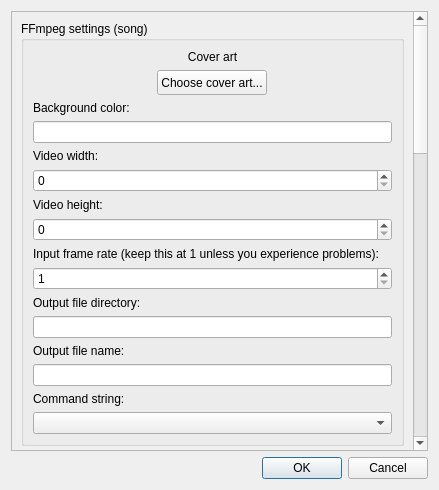
First picture: the form in ui/songsettingswindow.ui, repository 7x11x13/songs-to-youtube, before the edit.
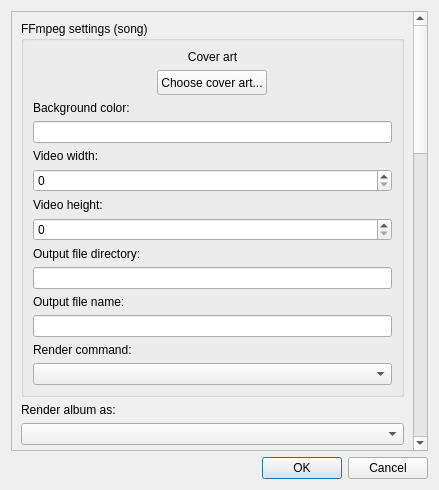
Second picture: the form after the edit. Custom widgets are drawn as their Qt base class.

Commit message: Drastic performance increase and new system for render commands

```diff
--- a/ui/songsettingswindow.ui
+++ b/ui/songsettingswindow.ui
@@ -38,9 +38,9 @@
       <property name="geometry">
        <rect>
         <x>0</x>
-        <y>-921</y>
+        <y>0</y>
         <width>405</width>
-        <height>1389</height>
+        <height>1388</height>
        </rect>
       </property>
       <property name="sizePolicy">
@@ -135,23 +135,6 @@
             </property>
            </widget>
           </item>
-          <item>
-           <widget class="QLabel" name="label_26">
-            <property name="text">
-             <string>Input frame rate (keep this at 1 unless you experience problems):</string>
-            </property>
-           </widget>
-          </item>
-          <item>
-           <widget class="QSpinBox" name="inputFrameRate">
-            <property name="minimum">
-             <number>1</number>
-            </property>
-            <property name="maximum">
-             <number>1000</number>
-            </property>
-           </widget>
-          </item>
           <item>
            <widget class="QLabel" name="label_6">
             <property name="text">
@@ -175,12 +158,12 @@
           <item>
            <widget class="QLabel" name="label_2">
             <property name="text">
-             <string>Command string:</string>
+             <string>Render command:</string>
             </property>
            </widget>
           </item>
           <item>
-           <widget class="QComboBox" name="SAVEcommandString"/>
+           <widget class="FileComboBox" name="commandName"/>
           </item>
          </layout>
         </widget>
@@ -224,6 +207,16 @@
           <item>
            <widget class="QLineEdit" name="fileOutputNameAlbum"/>
           </item>
+          <item>
+           <widget class="QLabel" name="label_3">
+            <property name="text">
+             <string>Concatenation command name:</string>
+            </property>
+           </widget>
+          </item>
+          <item>
+           <widget class="FileComboBox" name="concatCommandName"/>
+          </item>
          </layout>
         </widget>
        </item>
@@ -409,6 +402,11 @@
    <header>settings_scroll_area.h</header>
    <container>1</container>
   </customwidget>
+  <customwidget>
+   <class>FileComboBox</class>
+   <extends>QComboBox</extends>
+   <header>file_combo_box.h</header>
+  </customwidget>
  </customwidgets>
  <resources/>
  <connections/>
```
The commit also changes 17 other files.
